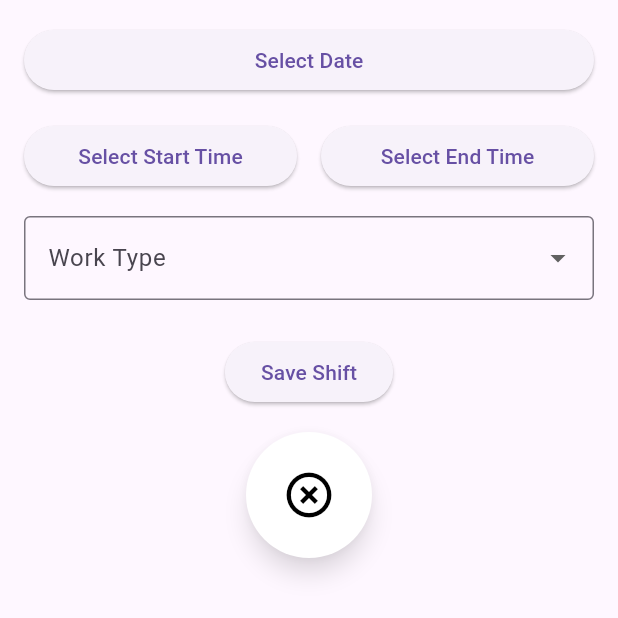
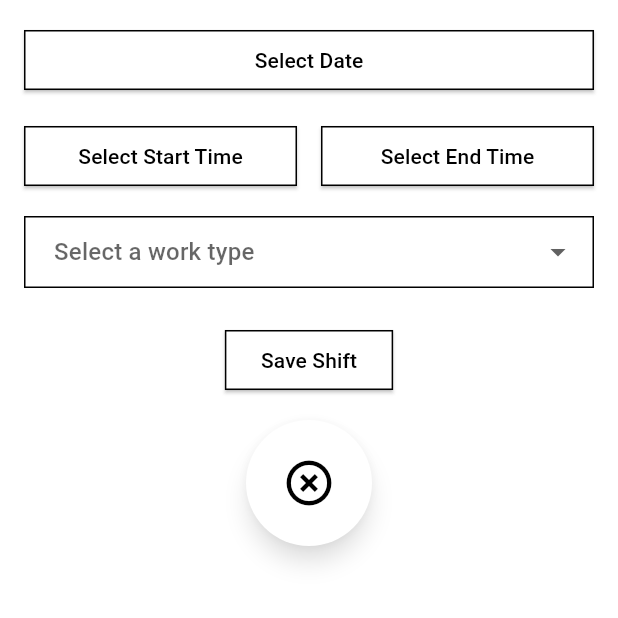
Before and after one commit to konkazazis/onion, a Flutter app: the CalendarWidget screen opened directly with empty values, after a tap on the "add" icon, on a phone screen of 412 x 824 dp, the top half of it. Run offline on Flutter 3.47's test engine with Material 3 defaults, Android fonts, the phone set to English and light mode, and no system bars; our stand-ins replace cloud_firestore, firebase_auth, firebase_core, fluttertoast, google_fonts, table_calendar; accounts and stored records are empty; generated files the repository leaves out were written again.

Commit message:
fixing shift scheduler styles

```diff
--- a/lib/shift_scheduler.dart
+++ b/lib/shift_scheduler.dart
@@ -116,6 +116,7 @@ class _ShiftSchedulerState extends State<ShiftScheduler> {
   @override
   Widget build(BuildContext context) {
     return Material(
+      color: Colors.white,
       child: Padding(
         padding: const EdgeInsets.all(16.0),
         child: Column(
@@ -125,8 +126,20 @@ class _ShiftSchedulerState extends State<ShiftScheduler> {
               children: [
                 Expanded(
                   child: ElevatedButton(
+                    style:
+                      ElevatedButton.styleFrom(
+                        backgroundColor: Colors.white,
+                        side: BorderSide(color: Colors.black, width: 1), // Optional border
+                        shape: RoundedRectangleBorder(
+                          borderRadius: BorderRadius.zero, // Makes it completely rectangular
+                        ),
+                      )
+                    ,
                     onPressed: () => _selectDate(context),
                     child: Text(
+                      style: TextStyle(
+                        color: Colors.black
+                      ),
                       selectedDate != null
                           ? 'Date: ${DateFormat('yyyy-MM-dd').format(selectedDate!)}'
                           : 'Select Date',
@@ -140,8 +153,20 @@ class _ShiftSchedulerState extends State<ShiftScheduler> {
               children: [
                 Expanded(
                   child: ElevatedButton(
+                    style:
+                    ElevatedButton.styleFrom(
+                      backgroundColor: Colors.white,
+                      side: BorderSide(color: Colors.black, width: 1), // Optional border
+                      shape: RoundedRectangleBorder(
+                        borderRadius: BorderRadius.zero, // Makes it completely rectangular
+                      ),
+                    )
+                    ,
                     onPressed: () => _selectTime(context, true),
                     child: Text(
+                      style: TextStyle(
+                          color: Colors.black
+                      ),
                       startTime != null
                           ? 'Start: ${startTime!.format(context)}'
                           : 'Select Start Time',
@@ -151,8 +176,20 @@ class _ShiftSchedulerState extends State<ShiftScheduler> {
                 const SizedBox(width: 16),
                 Expanded(
                   child: ElevatedButton(
+                    style:
+                    ElevatedButton.styleFrom(
+                      backgroundColor: Colors.white,
+                      side: BorderSide(color: Colors.black, width: 1), // Optional border
+                      shape: RoundedRectangleBorder(
+                        borderRadius: BorderRadius.zero, // Makes it completely rectangular
+                      ),
+                    )
+                    ,
                     onPressed: () => _selectTime(context, false),
                     child: Text(
+                      style: TextStyle(
+                          color: Colors.black
+                      ),
                       endTime != null
                           ? 'End: ${endTime!.format(context)}'
                           : 'Select End Time',
@@ -164,10 +201,24 @@ class _ShiftSchedulerState extends State<ShiftScheduler> {
             const SizedBox(height: 16),
             DropdownButtonFormField<String>(
               isExpanded: true,
-              decoration: const InputDecoration(
-                border: OutlineInputBorder(),
-                labelText: 'Work Type',
+              dropdownColor: Colors.white,
+              focusColor: Colors.black,
+              decoration: InputDecoration(
+                border: OutlineInputBorder(
+                  borderRadius: BorderRadius.zero, // Makes it completely rectangular
+                  borderSide: BorderSide(color: Colors.black, width: 1), // Black border
+                ),
+                enabledBorder: OutlineInputBorder(
+                  borderRadius: BorderRadius.zero,
+                  borderSide: BorderSide(color: Colors.black, width: 1),
+                ),
+                focusedBorder: OutlineInputBorder(
+                  borderRadius: BorderRadius.zero,
+                  borderSide: BorderSide(color: Colors.black, width: 2), // Highlighted when focused
+                ),
+                contentPadding: EdgeInsets.symmetric(vertical: 12, horizontal: 16),
               ),
+              hint: Text("Select a work type"),
               value: selectedWorkType,
               items: workTypes
                   .map((type) => DropdownMenuItem<String>(
@@ -180,8 +231,21 @@ class _ShiftSchedulerState extends State<ShiftScheduler> {
             const SizedBox(height: 24),
             Center(
               child: ElevatedButton(
+                style:
+                ElevatedButton.styleFrom(
+                  backgroundColor: Colors.white,
+                  side: BorderSide(color: Colors.black, width: 1), // Optional border
+                  shape: RoundedRectangleBorder(
+                    borderRadius: BorderRadius.zero, // Makes it completely rectangular
+                  ),
+                )
+                ,
                 onPressed: _saveShift,
-                child: const Text('Save Shift'),
+                child: const Text(
+                    style: TextStyle(
+                        color: Colors.black
+                    ),
+                    'Save Shift'),
               ),
             ),
             const SizedBox(height: 16),
```
